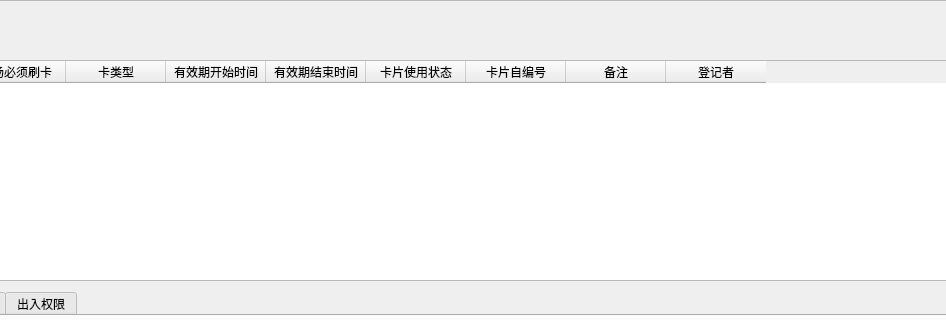
Before: the Qt Designer form UIWnd/monthlycard.ui in Anne081031/WinParkUI, drawn with Qt 5; both pictures show x 275 to 1221 and y 0 to 320 of the 1390 by 818 pixel window.
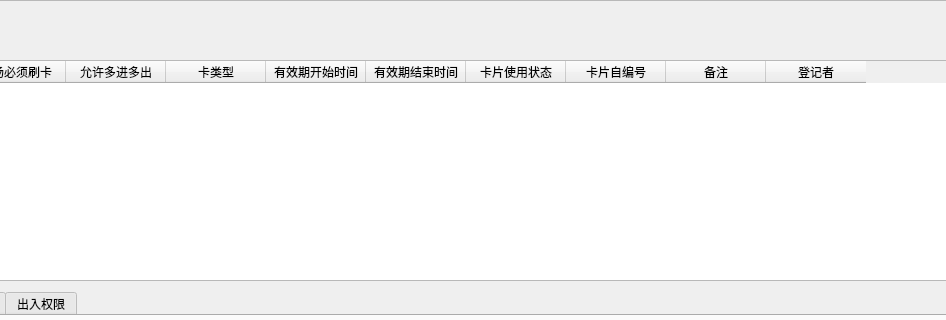
After: the same form once the commit is applied. Icons and pictures are not drawn.

The edit to the form file:
```diff
--- a/UIWnd/monthlycard.ui
+++ b/UIWnd/monthlycard.ui
@@ -73,6 +73,11 @@
       <string>出场必须刷卡</string>
      </property>
     </column>
+    <column>
+     <property name="text">
+      <string>允许多进多出</string>
+     </property>
+    </column>
     <column>
      <property name="text">
       <string>卡类型</string>
```
